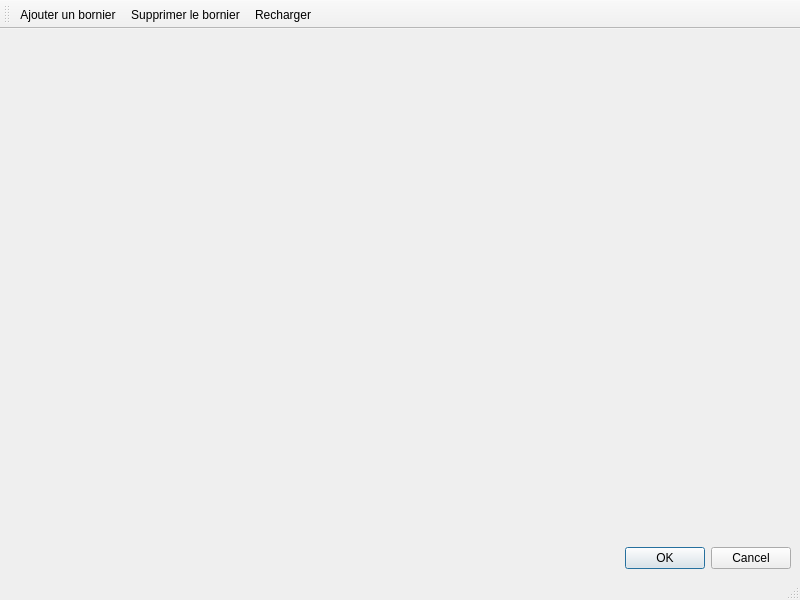
The window that sources/TerminalStrip/ui/terminalstripeditorwindow.ui (qelectrotech/qelectrotech-source-mirror) describes before a commit, drawn with Qt 5.
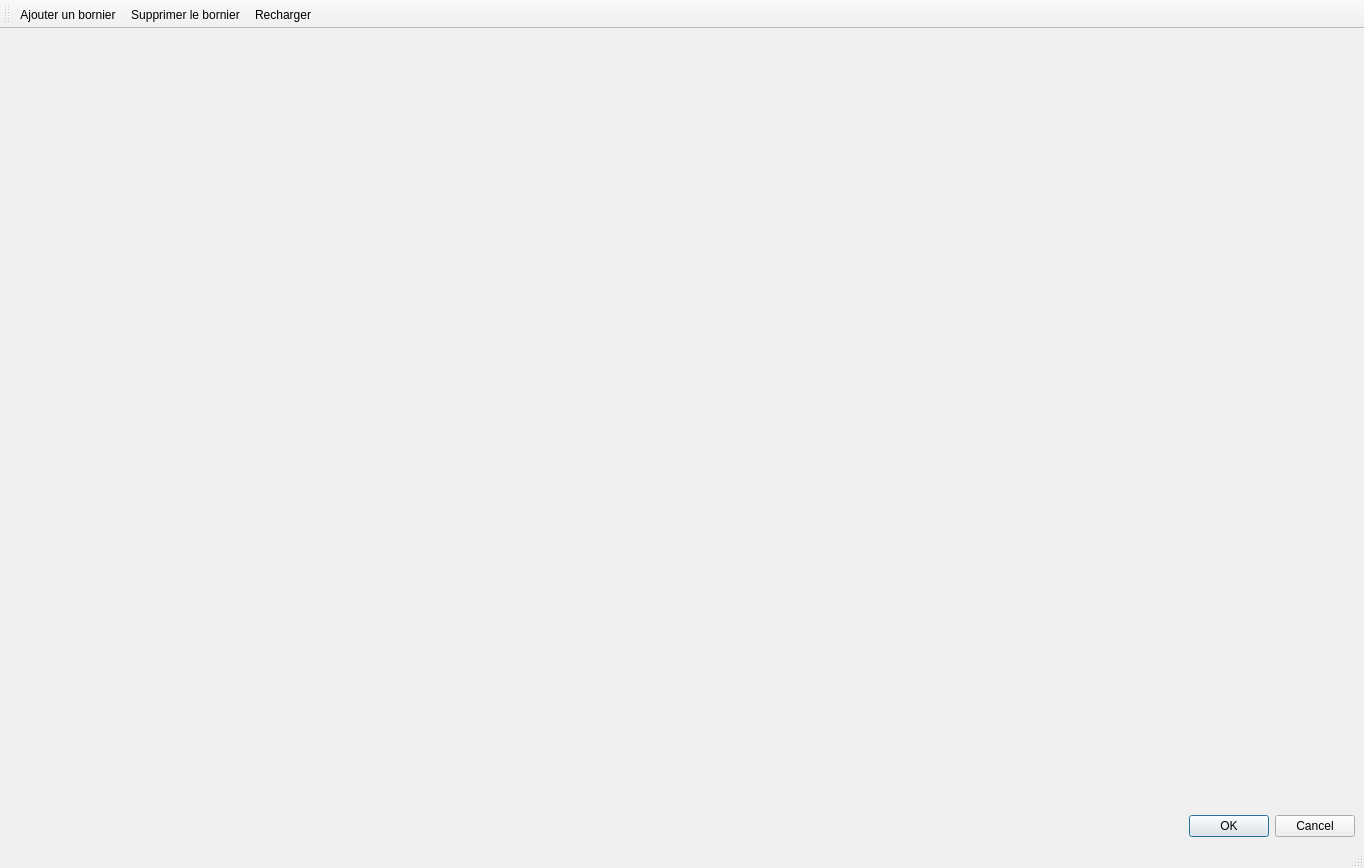
The same window after the commit. Icons and pictures are not drawn.

Patch:
```diff
--- a/sources/TerminalStrip/ui/terminalstripeditorwindow.ui
+++ b/sources/TerminalStrip/ui/terminalstripeditorwindow.ui
@@ -6,8 +6,8 @@
    <rect>
     <x>0</x>
     <y>0</y>
-    <width>800</width>
-    <height>600</height>
+    <width>1364</width>
+    <height>868</height>
    </rect>
   </property>
   <property name="windowTitle">
```
Left out of the diff: 2 changed lines with no effect on the pictures.
